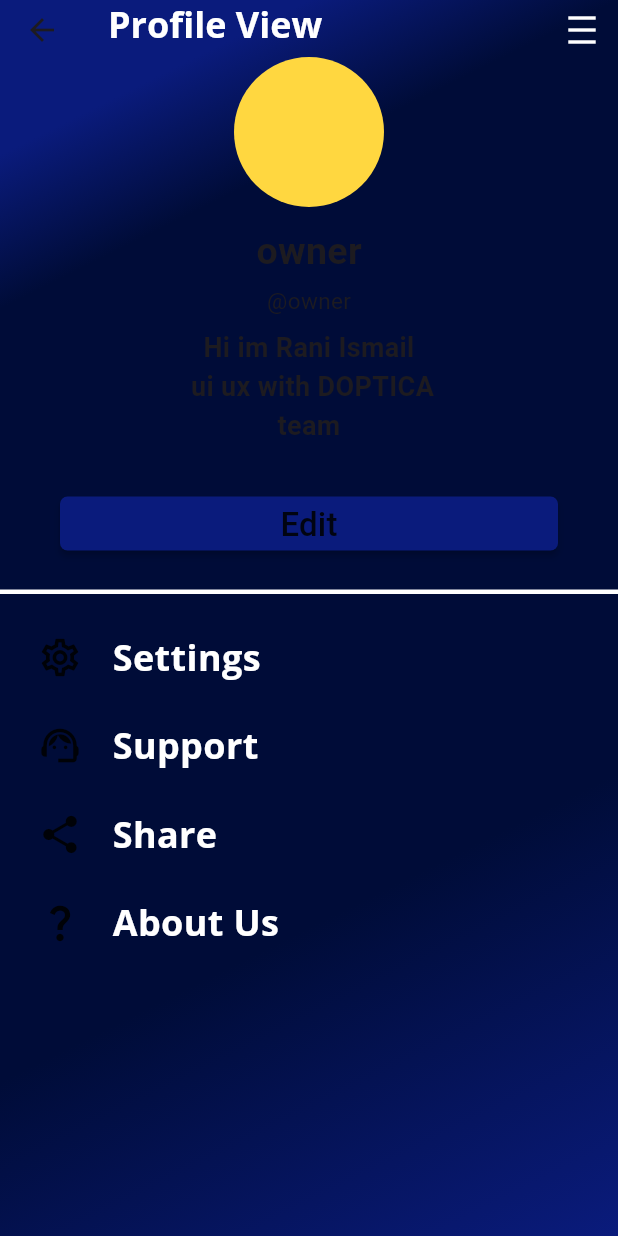
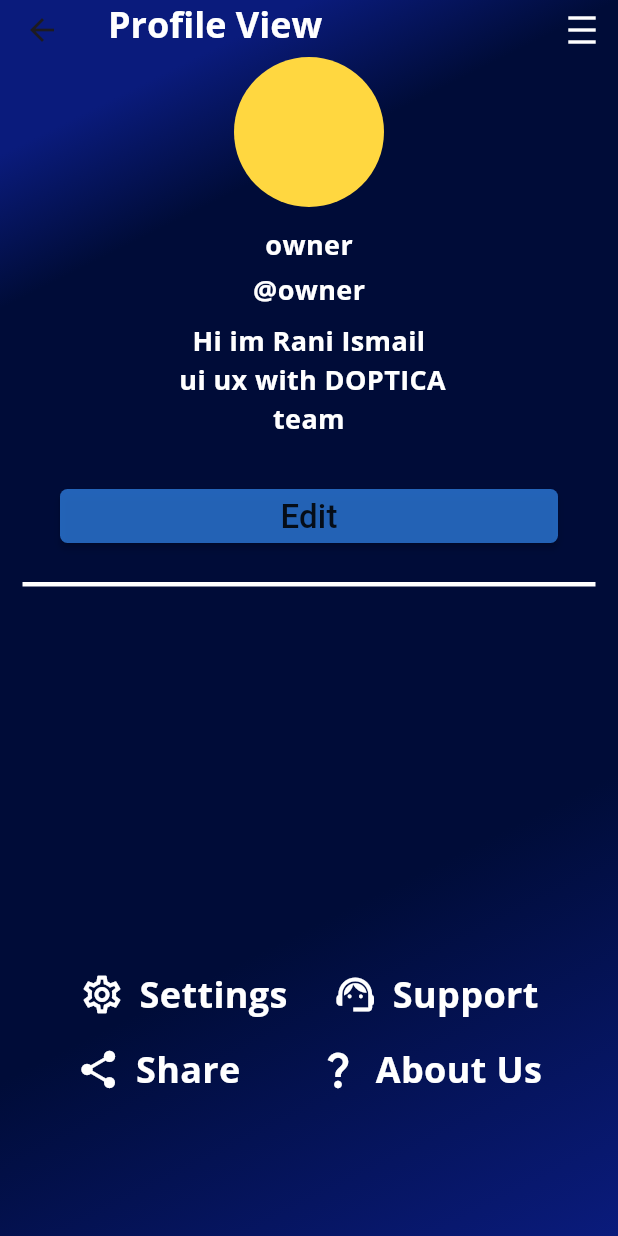
Before and after one commit to albeek0/new-doptica-trail, a Flutter app: the ProfileView screen opened directly, on a phone screen of 412 x 824 dp. Run offline on Flutter 3.47's test engine with Material 3 defaults, Android fonts, the phone set to English and light mode, and no system bars; our stand-ins replace bloc, flutter_bloc, go_router, google_sign_in; network calls fail.

Commit message:
fixing errors and changing some ui errors

```diff
--- /dev/null
+++ b/tasks_app/devtools_options.yaml
@@ -0,0 +1,3 @@
+description: This file stores settings for Dart & Flutter DevTools.
+documentation: https://docs.flutter.dev/tools/devtools/extensions#configure-extension-enablement-states
+extensions:
--- a/tasks_app/lib/core/utils/app_router.dart
+++ b/tasks_app/lib/core/utils/app_router.dart
@@ -1,81 +1,74 @@
+import 'package:go_router/go_router.dart';
+import 'package:tasks_app/features/edit_profile_f/edit_profile_view.dart';
+import 'package:tasks_app/features/groubs_f/groubs_view.dart';
+import 'package:tasks_app/features/home_f/home_view.dart';
+import 'package:tasks_app/features/main_nav_f/navigation_f.dart';
+import 'package:tasks_app/features/posts_f/posts_screen.dart';
+import 'package:tasks_app/features/profile_f/profile_view.dart';
+import 'package:tasks_app/features/sign_in_google_f/widgets/sign_in_page.dart';
+import 'package:tasks_app/features/tasks_f/widgets/tasks_view.dart';
+import 'package:tasks_app/features/teams_view_f/widgets/teams_view_f.dart';
+import 'package:tasks_app/features/welcome_f/welcome.dart';
 
+abstract class AppRouter {
+  // static const ksplashview = '/';
+  // static const keamilcheckview = '/eamilcheckview';
+  // static const kcreatteamview = '/creatteamview';
+  static const kteamsview = '/kteamsview';
+  static const kHomeView = '/HomeView';
+  static const kEditProfileView = '/EditProfileView';
+  static const kProfileView = '/ProfileView';
+  static const kTasksView = '/TasksView';
+  static const kwelcome = '/welcome';
+  static const ksignin = '/ksignin';
+  static const knavitagationView = '/';
+  // static const kSignIn = '/SignIn';
+  static const kPostsScreen = '/PostsScreen';
+  static const kgroubsview = '/groubsview';
 
-// import 'package:go_router/go_router.dart';
-
-// abstract class AppRouter {
-//   static const ksplashview = '/';
-//   static const keamilcheckview = '/eamilcheckview';
-//   static const kcreatteamview = '/creatteamview';
-//   static const kteamsview = '/kteamsview';
-//   static const kHomeView = '/HomeView';
-//   static const kEditProfileView = '/EditProfileView';
-//   static const kProfileView = '/ProfileView';
-//   static const kTasksView = '/TasksView';
-//   static const kwelcome = '/welcome';
-//   static const ksignup = '/ksignup';
-//   static const knavitagationView = '/navitagationView';
-//   static const kSignIn = '/SignIn';
-//   static const kPostsScreen = '/PostsScreen';
-//   static const kgroubsview = '/groubsview';
-
-//   static final router = GoRouter(
-//     routes: [
-//        GoRoute(
-//         path: ksplashview,
-//         builder: (context, state) => const SplashView(),
-//       ),
-//        GoRoute(
-//         path: keamilcheckview,
-//         builder: (context, state) => const EmailCheckView(),
-//       ),
-//       GoRoute(
-//         path: kcreatteamview,
-//         builder: (context, state) => const CreatTeamView(),
-//       ),
-//       GoRoute(
-//         path: kteamsview,
-//         builder: (context, state) => const TeamViewScreen(),
-//       ),
-//       GoRoute(
-//         path: kgroubsview,
-//         builder: (context, state) => const GroubsView(),
-//       ),
-//       GoRoute(
-//         path: knavitagationView,
-//         builder: (context, state) => const NavitagationView(),
-//       ),
-//       GoRoute(
-//         path: kHomeView,
-//         builder: (context, state) => const HomeView(),
-//       ),
-//       GoRoute(
-//         path: kEditProfileView,
-//         builder: (context, state) => const EditProfileView(),
-//       ),
-//       GoRoute(
-//         path: kProfileView,
-//         builder: (context, state) => const ProfileView(),
-//       ),
-//       GoRoute(
-//         path: kTasksView,
-//         builder: (context, state) => const TasksView(),
-//       ),
-//       GoRoute(
-//         path: kwelcome,
-//         builder: (context, state) => const Welcome(),
-//       ),
-//       GoRoute(
-//         path: ksignup,
-//         builder: (context, state) => const SignUp(),
-//       ),
-//       GoRoute(
-//         path: kSignIn,
-//         builder: (context, state) => const SignIn(),
-//       ),
-//       GoRoute(
-//         path: kPostsScreen,
-//         builder: (context, state) => const PostsScreen(),
-//       ),
-//     ],
-//   );
-// }
+  static final router = GoRouter(
+    routes: [
+      //  GoRoute(
+      //   path: ksplashview,
+      //   builder: (context, state) => const SplashView(),
+      // ),
+      //  GoRoute(
+      //   path: keamilcheckview,
+      //   builder: (context, state) => const EmailCheckView(),
+      // ),
+      // GoRoute(
+      //   path: kcreatteamview,
+      //   builder: (context, state) => const CreatTeamView(),
+      // ),
+      GoRoute(path: kteamsview, builder: (context, state) => const TeamsView()),
+      GoRoute(
+        path: kgroubsview,
+        builder: (context, state) => const GroubsView(),
+      ),
+      GoRoute(
+        path: knavitagationView,
+        builder: (context, state) => const NavitagationView(),
+      ),
+      GoRoute(path: kHomeView, builder: (context, state) => const HomeView()),
+      GoRoute(
+        path: kEditProfileView,
+        builder: (context, state) => const EditProfileView(),
+      ),
+      GoRoute(
+        path: kProfileView,
+        builder: (context, state) => const ProfileView(),
+      ),
+      GoRoute(path: kTasksView, builder: (context, state) => const TasksView()),
+      GoRoute(path: kwelcome, builder: (context, state) => const Welcome()),
+      GoRoute(path: ksignin, builder: (context, state) => const SignInPage()),
+      // GoRoute(
+      //   path: kSignIn,
+      //   builder: (context, state) => const SignIn(),
+      // ),
+      GoRoute(
+        path: kPostsScreen,
+        builder: (context, state) => const PostsScreen(),
+      ),
+    ],
+  );
+}
--- a/tasks_app/lib/features/profile_f/profile_view.dart
+++ b/tasks_app/lib/features/profile_f/profile_view.dart
@@ -1,7 +1,6 @@
-
-
 import 'package:flutter/material.dart';
 import 'package:tasks_app/constans.dart';
+import 'package:tasks_app/core/utils/app_style.dart';
 import 'package:tasks_app/core/widgets/custom_app_bar_new.dart';
 import 'package:tasks_app/core/widgets/custome_container.dart';
 import 'package:tasks_app/core/widgets/customebutton.dart';
@@ -15,14 +14,11 @@ class ProfileView extends StatelessWidget {
   Widget build(BuildContext context) {
     return CustomeContainer(
       widget: Scaffold(
-
-
-          backgroundColor: Colors.transparent,
-          appBar: const CuotomeAppBar(
-            label: 'Profile View',
-          ),
-          body: ListView(
-            children:[ Column(
+        backgroundColor: Colors.transparent,
+        appBar: const CuotomeAppBar(label: 'Profile View'),
+        body: ListView(
+          children: [
+            Column(
               children: [
                 const Center(
                   child: Padding(
@@ -32,19 +28,13 @@ class ProfileView extends StatelessWidget {
                 ),
                 const Padding(
                   padding: EdgeInsets.all(4),
-                  child: Text(
-                    "owner",
-                    style: TextStyle(fontSize: 25, fontWeight: FontWeight.bold),
-                  ),
+                  child: Text("owner", style: AppStyles.styleOpenSansRegular18),
                 ),
                 const Padding(
                   padding: EdgeInsets.all(0),
                   child: Text(
                     "@owner",
-                    style: TextStyle(
-                      fontSize: 15,
-                      fontWeight: FontWeight.w400,
-                    ),
+                    style: AppStyles.styleOpenSansRegular18,
                   ),
                 ),
                 const Padding(
@@ -52,33 +42,52 @@ class ProfileView extends StatelessWidget {
                   child: Text(
                     "Hi im Rani Ismail\n ui ux with DOPTICA\nteam ",
                     textAlign: TextAlign.center,
-                    style: TextStyle(
-                      fontSize: 18,
-                      fontWeight: FontWeight.bold,
-                    ),
+                    style: AppStyles.styleOpenSansRegular18,
                   ),
                 ),
-                const SizedBox(
-                  height: 20,
+                const SizedBox(height: 20),
+                CustomeButton(text: "Edit", color: kButtonColor, ontap: () {}),
+                const SizedBox(height: 20),
+                Padding(
+                  padding: const EdgeInsets.symmetric(horizontal: 15),
+                  child: Container(
+                    height: 3,
+                    color: Colors.white,
+                    padding: EdgeInsets.symmetric(horizontal: 10),
+                  ),
                 ),
-                CustomeButton(text: "Edit", color: kSeconderyColor, ontap: () {}),
-                const SizedBox(
-                  height: 20,
+                SizedBox(height: MediaQuery.of(context).size.height * 0.30),
+                Row(
+                  mainAxisAlignment: MainAxisAlignment.center,
+
+                  children: [
+                    const IconWithText(
+                      iconData: Icons.settings_outlined,
+                      text: "Settings",
+                    ),
+                    SizedBox(width: 30),
+                    const IconWithText(
+                      iconData: Icons.support_agent_outlined,
+                      text: "Support",
+                    ),
+                  ],
                 ),
-                Container(
-                  height: 3,
-                  color: Colors.white,
+                Row(
+                  mainAxisAlignment: MainAxisAlignment.center,
+                  children: [
+                    const IconWithText(iconData: Icons.share, text: "Share"),
+                    SizedBox(width: 50),
+                    const IconWithText(
+                      iconData: Icons.question_mark_outlined,
+                      text: "About Us",
+                    ),
+                  ],
                 ),
-                const IconWithText (
-                    iconData: Icons.settings_outlined, text: "Settings"),
-                const IconWithText(
-                    iconData: Icons.support_agent_outlined, text: "Support"),
-                const IconWithText(iconData: Icons.share, text: "Share"),
-                const IconWithText(
-                    iconData: Icons.question_mark_outlined, text: "About Us")
               ],
             ),
-          ])),
+          ],
+        ),
+      ),
     );
   }
 }
--- a/tasks_app/lib/features/profile_f/widgets/icon_with_text.dart
+++ b/tasks_app/lib/features/profile_f/widgets/icon_with_text.dart
@@ -9,20 +9,15 @@ class IconWithText extends StatelessWidget {
 
   @override
   Widget build(BuildContext context) {
-    return Padding(
-      padding: const EdgeInsets.only(left: 25, top: 25),
+    return Container(
+      height: 50,
       child: Row(
         children: [
-          Icon(
-            iconData,
-            size: 30,
-          ),
+          Icon(color: Colors.white, iconData, size: 30),
           const SizedBox(
-              width: 20), // Adjust spacing between icon and text as needed
-          Text(
-            text,
-            style: AppStyles.styleOpenSansBold24,
-          ),
+            width: 10,
+          ), // Adjust spacing between icon and text as needed
+          Text(text, style: AppStyles.styleOpenSansBold24),
         ],
       ),
     );
```
Also changed, not shown: tasks_app/lib/features/home_f/home_view.dart (+5 -8 lines), tasks_app/lib/features/home_f/widgets/custom_grid_view.dart (+9 -9 lines), tasks_app/lib/features/home_f/widgets/custome_icons.dart (+7 -8 lines), tasks_app/lib/features/sign_in_google_f/widgets/sign_in_page.dart (+4 -7 lines), tasks_app/lib/features/tasks_f/widgets/custom_float_action_botton.dart (+9 -2 lines), tasks_app/lib/features/tasks_f/widgets/custom_row_task.dart (+2 -5 lines), tasks_app/lib/features/tasks_f/widgets/tasks_view_body.dart (+9 -27 lines), tasks_app/lib/features/welcome_f/welcome.dart (+21 -24 lines), tasks_app/lib/main.dart (+5 -2 lines).
